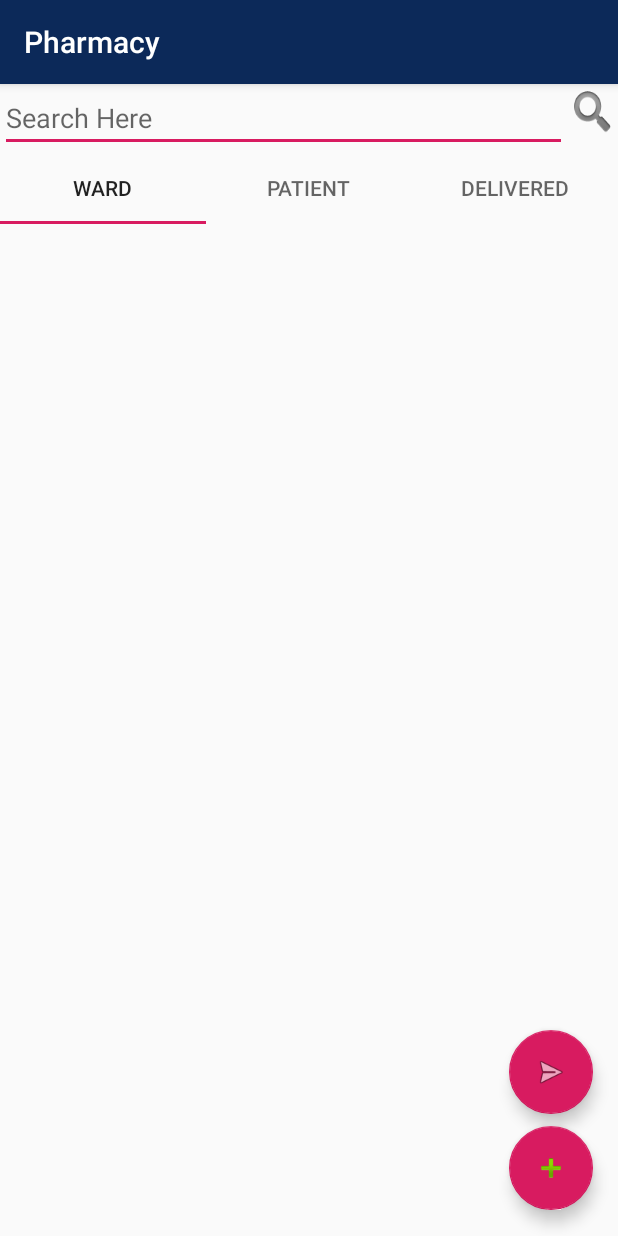
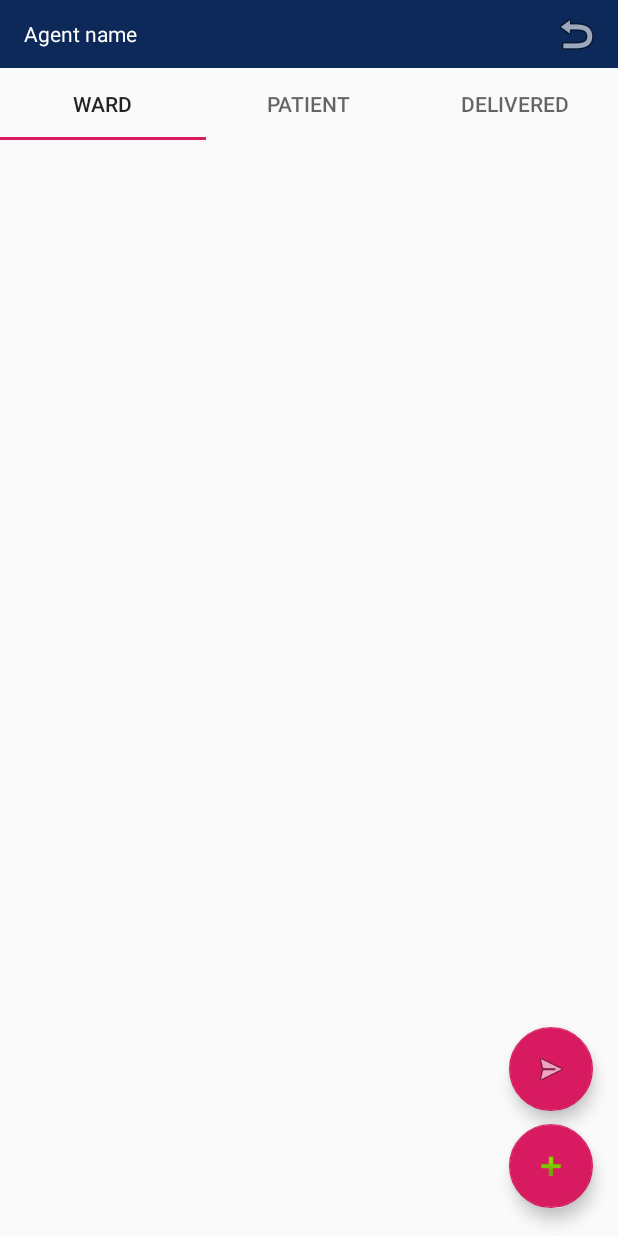
Before and after one commit to AgnellusX1/BVH-PharmacyApp, an Android app: the Dashboard screen opened directly, with no data from a screen before it, on a phone screen of 412 x 824 dp. Run offline under Robolectric (Android 15) with nearby library versions, the phone set to English and light mode, and no system bars.

Commit message:
ADDED:Logout Feature and ActionBar

```diff
--- a/app/src/main/AndroidManifest.xml
+++ b/app/src/main/AndroidManifest.xml
@@ -12,7 +12,6 @@
     <application
         android:allowBackup="true"
         android:icon="@drawable/app"
-        android:label="@string/app_name"
         android:roundIcon="@mipmap/ic_launcher_round"
         android:supportsRtl="true"
         android:theme="@style/AppTheme">
--- a/app/src/main/java/com/agnellusx1/pharmacy/AddItems.java
+++ b/app/src/main/java/com/agnellusx1/pharmacy/AddItems.java
@@ -28,7 +28,6 @@ public class AddItems extends AppCompatActivity implements ZXingScannerView.Resu
 
     private static final int REQUEST_CAMERA=1;
     private ZXingScannerView mScannerView;
-    public int trigger = 1;
     String mode="";
 
 
@@ -44,7 +43,6 @@ public class AddItems extends AppCompatActivity implements ZXingScannerView.Resu
 
         Intent intentMode = getIntent();
         mode = intentMode.getStringExtra(Dashboard.MSG);
-        //Toast.makeText(AddItems.this, mode, Toast.LENGTH_SHORT).show();
 
 
         int currentApiVersion = Build.VERSION.SDK_INT;
--- a/app/src/main/java/com/agnellusx1/pharmacy/DBconnect.java
+++ b/app/src/main/java/com/agnellusx1/pharmacy/DBconnect.java
@@ -47,6 +47,7 @@ public class DBconnect {
     }
 
     public boolean insTable (String MIN1,String PC,String PN,String loc,String MatIndentNo)  {
+
 
         try {
             Connection conn = connectionclass();
--- a/app/src/main/java/com/agnellusx1/pharmacy/DashboardList.java
+++ b/app/src/main/java/com/agnellusx1/pharmacy/DashboardList.java
@@ -46,10 +46,7 @@ public class DashboardList extends Fragment {
         DBconnect dBconnect=new DBconnect();
         Connection connection=dBconnect.connectionclass();
 
-//        mRecyclerView=view.findViewById(R.id.normalList);
-//        mRecyclerView.setLayoutManager(new LinearLayoutManager(getActivity()));
         ArrayList<OrderSample> itemList = new ArrayList<OrderSample>();
-//        itemList.clear();
         Toast.makeText(getContext(), "Checking fo Orders", Toast.LENGTH_SHORT).show();
         if(connection==null){
             Toast.makeText(getContext(),"Check Internet", Toast.LENGTH_SHORT).show();
--- /dev/null
+++ b/app/src/main/res/layout/action_bar.xml
@@ -0,0 +1,25 @@
+<?xml version="1.0" encoding="utf-8"?>
+<androidx.appcompat.widget.Toolbar xmlns:android="http://schemas.android.com/apk/res/android"
+    xmlns:app="http://schemas.android.com/apk/res-auto"
+    android:layout_width="match_parent"
+    android:layout_height="45dp"
+    android:background="#0C2959">
+
+    <androidx.constraintlayout.widget.ConstraintLayout
+        android:layout_width="match_parent"
+        android:layout_height="wrap_content">
+
+        <TextView
+            android:id="@+id/AgentId"
+            android:layout_width="wrap_content"
+            android:layout_height="wrap_content"
+            android:text="Agent name"
+            android:textColor="#FFFFFF"
+            app:layout_constraintBottom_toBottomOf="parent"
+            app:layout_constraintStart_toStartOf="parent"
+            app:layout_constraintTop_toTopOf="parent">
+
+        </TextView>
+    </androidx.constraintlayout.widget.ConstraintLayout>
+
+</androidx.appcompat.widget.Toolbar>
--- a/app/src/main/res/layout/activity_add_items.xml
+++ b/app/src/main/res/layout/activity_add_items.xml
@@ -1,5 +1,5 @@
 <?xml version="1.0" encoding="utf-8"?>
-<android.support.constraint.ConstraintLayout xmlns:android="http://schemas.android.com/apk/res/android"
+<androidx.constraintlayout.ConstraintLayout xmlns:android="http://schemas.android.com/apk/res/android"
     xmlns:app="http://schemas.android.com/apk/res-auto"
     xmlns:tools="http://schemas.android.com/tools"
     android:layout_width="match_parent"
@@ -15,4 +15,4 @@
         app:layout_constraintRight_toRightOf="parent"
         app:layout_constraintTop_toTopOf="parent" />
 
-</android.support.constraint.ConstraintLayout>
+</androidx.constraintlayout.ConstraintLayout>
--- a/app/src/main/res/layout/activity_dashboard.xml
+++ b/app/src/main/res/layout/activity_dashboard.xml
@@ -7,18 +7,6 @@
     android:layout_height="match_parent"
     tools:context=".Dashboard">
 
-    <EditText
-        android:id="@+id/search"
-        android:layout_width="0dp"
-        android:layout_height="wrap_content"
-        android:ems="10"
-        android:hint="Search Here"
-        android:inputType="textPersonName"
-        app:layout_constraintBottom_toTopOf="@id/fragment"
-        app:layout_constraintEnd_toStartOf="@id/searchButton"
-        app:layout_constraintStart_toStartOf="parent"
-        app:layout_constraintTop_toTopOf="parent" />
-
     <fragment
         android:id="@+id/fragment"
         android:name="com.agnellusx1.pharmacy.DashboardList"
@@ -26,9 +14,14 @@
         android:layout_height="0dp"
         app:layout_constraintBottom_toBottomOf="parent"
         app:layout_constraintEnd_toEndOf="parent"
-        app:layout_constraintHorizontal_bias="0.0"
-        app:layout_constraintStart_toStartOf="parent"
-        app:layout_constraintTop_toBottomOf="@id/search" />
+        app:layout_constraintTop_toBottomOf="@id/actionbar"
+        app:layout_constraintStart_toStartOf="parent" />
+
+    <include
+        layout="@layout/action_bar"
+        android:id="@+id/actionbar">
+
+    </include>
 
     <com.google.android.material.floatingactionbutton.FloatingActionButton
         android:id="@+id/AddBtn"
@@ -42,18 +35,6 @@
         app:layout_constraintTop_toTopOf="parent"
         app:layout_constraintVertical_bias="0.976"
         app:srcCompat="@android:drawable/ic_input_add" />
-
-    <ImageButton
-        android:id="@+id/searchButton"
-        android:layout_width="34dp"
-        android:layout_height="38dp"
-        android:background="@android:drawable/ic_search_category_default"
-        android:maxWidth="10dp"
-        android:maxHeight="10dp"
-        android:src="@drawable/searchicon"
-        app:layout_constraintEnd_toEndOf="parent"
-        app:layout_constraintStart_toEndOf="@id/search"
-        app:layout_constraintTop_toTopOf="parent" />
 
     <com.google.android.material.floatingactionbutton.FloatingActionButton
         android:id="@+id/VfyBtn"
--- /dev/null
+++ b/app/src/main/res/menu/appbar_menu.xml
@@ -0,0 +1,11 @@
+<?xml version="1.0" encoding="utf-8"?>
+<menu xmlns:android="http://schemas.android.com/apk/res/android"
+    xmlns:app="http://schemas.android.com/apk/res-auto">
+
+    <item
+        android:id="@+id/Logout"
+        android:icon="@android:drawable/ic_menu_revert"
+        app:showAsAction="always|withText"
+        android:title="Logout"/>
+
+</menu>
--- a/app/src/main/res/values/colors.xml
+++ b/app/src/main/res/values/colors.xml
@@ -1,7 +1,7 @@
 <?xml version="1.0" encoding="utf-8"?>
 <resources>
-    <color name="colorPrimary">#0c2959</color>
-    <color name="colorPrimaryDark">#091933</color>
+    <color name="colorPrimaryDark">#0c2959</color>
+    <color name="colorPrimary">#091933</color>
     <color name="colorAccent">#D81B60</color>
     <color name="colorCard">#FFFFFF</color>
 </resources>
--- a/app/src/main/res/values/styles.xml
+++ b/app/src/main/res/values/styles.xml
@@ -1,7 +1,7 @@
 <resources>
 
     <!-- Base application theme. -->
-    <style name="AppTheme" parent="Theme.AppCompat.Light.DarkActionBar">
+    <style name="AppTheme" parent="Theme.AppCompat.Light.NoActionBar">
         <!-- Customize your theme here. -->
         <item name="colorPrimary">@color/colorPrimary</item>
         <item name="colorPrimaryDark">@color/colorPrimaryDark</item>
```
Also changed, not shown: app/src/main/java/com/agnellusx1/pharmacy/Dashboard.java (+30 -47 lines), app/src/main/java/com/agnellusx1/pharmacy/MainActivity.java (+23 -15 lines), app/src/main/res/drawable/logout.jpg (added), app/src/main/res/drawable/searchicon.png (deleted).
